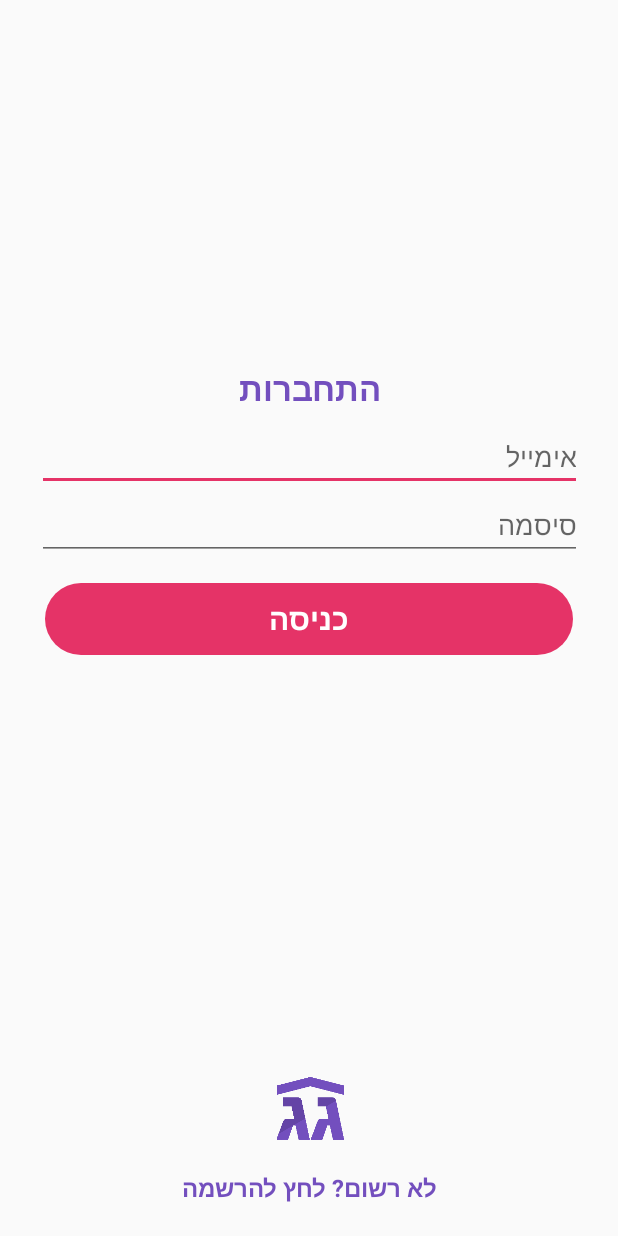
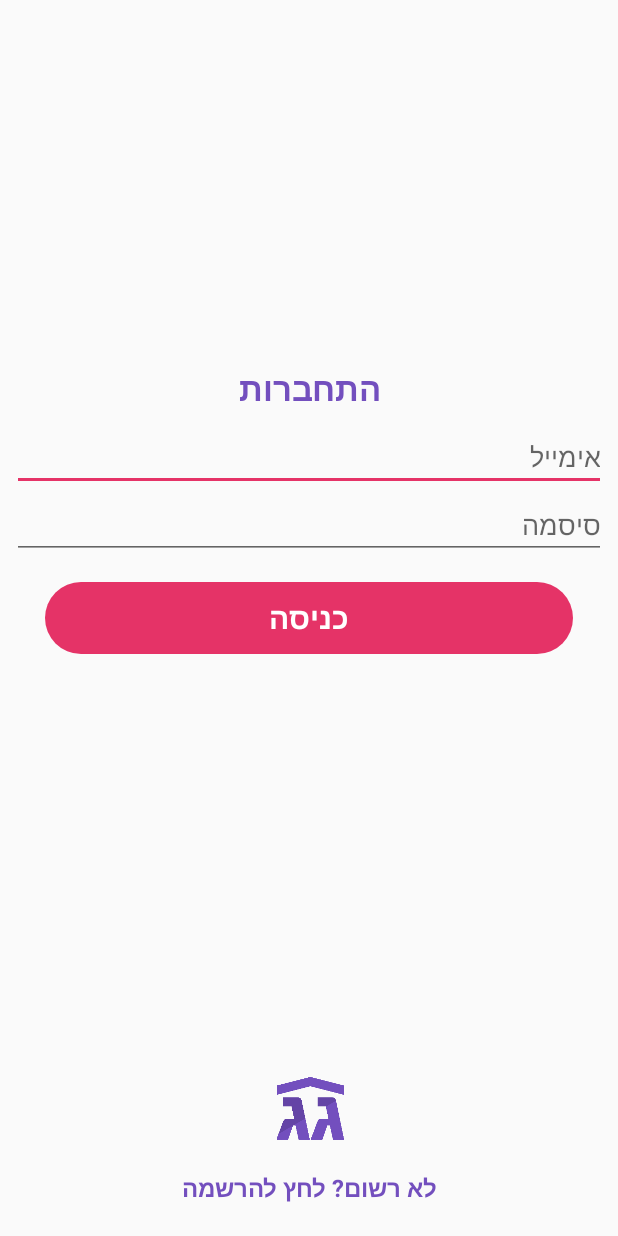
Before and after one commit to Etinka/AndroidAppFinalProject, an Android app: the layout activity_login_final.xml on its own in the app's theme, with its tools: preview values and no code run, on a phone screen of 412 x 824 dp. Run offline under Robolectric (Android 15) with nearby library versions, the phone set to English and light mode, and no system bars; Roboto replaces fonts that are not available here.

Commit message:
Fixed start animation and button reset

```diff
--- a/app/src/main/java/com/colman/finalproject/login/LoginActivity.java
+++ b/app/src/main/java/com/colman/finalproject/login/LoginActivity.java
@@ -9,8 +9,6 @@ import android.support.constraint.ConstraintSet;
 import android.support.design.widget.Snackbar;
 import android.support.transition.AutoTransition;
 import android.support.transition.TransitionManager;
-import android.view.View;
-import android.widget.Button;
 import android.widget.EditText;
 
 import com.colman.finalproject.R;
@@ -19,7 +17,6 @@ import com.colman.finalproject.register.RegisterActivity;
 import com.colman.finalproject.tabs.MainActivity;
 import com.colman.finalproject.utils.UIUtils;
 import com.colman.finalproject.view.LoaderButton;
-import com.google.android.gms.common.api.GoogleApiClient;
 
 //TODO add error handling and edit text verification + loading and disabling buttons
 //and move logic to view model
@@ -62,7 +59,6 @@ public class LoginActivity extends GagBaseActivity {
             hideSoftKeyBoard();
 
             mLoginBtn.handleLoadingStatus(true);
-            ((Button) v).setText("");
             mModel.signInUser(mEmailTV.getText().toString(), mPasswordTV.getText().toString());
         });
 
@@ -76,6 +72,7 @@ public class LoginActivity extends GagBaseActivity {
                 if (isSignedIn) {
                     MainActivity.launch(this);
                 } else {
+                    mLoginBtn.handleLoadingStatus(false);
                     UIUtils.showSnackbar(this, mConstraintLayout, "שם משתמש או סיסמה שגויים", Snackbar.LENGTH_LONG);
                 }
             }
--- a/app/src/main/res/layout/activity_login.xml
+++ b/app/src/main/res/layout/activity_login.xml
@@ -11,9 +11,9 @@
         android:id="@+id/emailTV"
         android:layout_width="0dp"
         android:layout_height="wrap_content"
-        android:hint="@string/email_hint"
         android:layout_marginStart="8dp"
         android:layout_marginEnd="8dp"
+        android:hint="@string/email_hint"
         android:imeOptions="actionNext"
         android:inputType="textEmailAddress"
         android:textAlignment="viewStart"
@@ -29,10 +29,10 @@
         android:layout_height="wrap_content"
         android:layout_marginStart="8dp"
         android:layout_marginEnd="8dp"
-        android:textAlignment="viewStart"
         android:hint="@string/hint_password"
         android:imeOptions="actionNext"
         android:inputType="textPassword"
+        android:textAlignment="viewStart"
         app:layout_constraintBottom_toTopOf="@+id/loginBtn"
         app:layout_constraintEnd_toEndOf="parent"
         app:layout_constraintStart_toStartOf="parent"
@@ -43,6 +43,7 @@
         android:id="@+id/loginBtn"
         android:layout_width="0dp"
         android:layout_height="wrap_content"
+        android:layout_marginBottom="1000dp"
         app:ctext="כניסה"
         app:layout_constraintBottom_toTopOf="@+id/logoImage"
         app:layout_constraintEnd_toEndOf="parent"
--- a/app/src/main/res/layout/activity_login_final.xml
+++ b/app/src/main/res/layout/activity_login_final.xml
@@ -10,7 +10,7 @@
 
     <android.support.design.widget.TextInputEditText
         android:id="@+id/emailTV"
-        android:layout_width="363dp"
+        android:layout_width="0dp"
         android:layout_height="wrap_content"
         android:layout_marginStart="8dp"
         android:layout_marginEnd="8dp"
@@ -27,8 +27,8 @@
 
     <android.support.design.widget.TextInputEditText
         android:id="@+id/passwordTV"
-        android:layout_width="363dp"
-        android:layout_height="46dp"
+        android:layout_width="0dp"
+        android:layout_height="wrap_content"
         android:layout_marginStart="8dp"
         android:layout_marginEnd="8dp"
         android:hint="@string/hint_password"
```
Also changed, not shown: app/src/main/java/com/colman/finalproject/register/RegisterActivity.java (+3 -11 lines).
